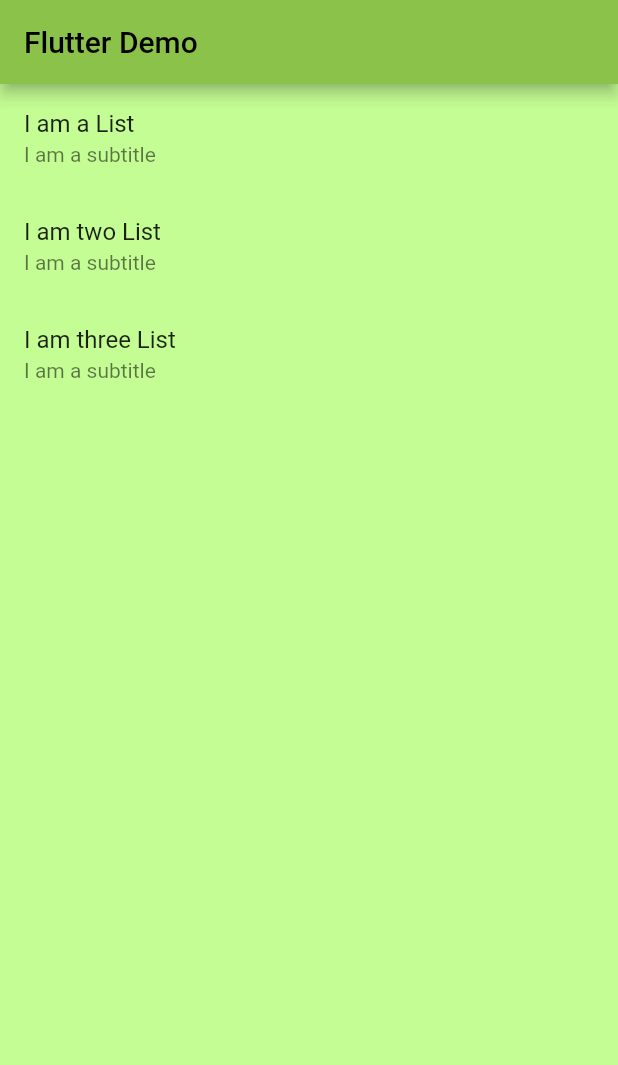
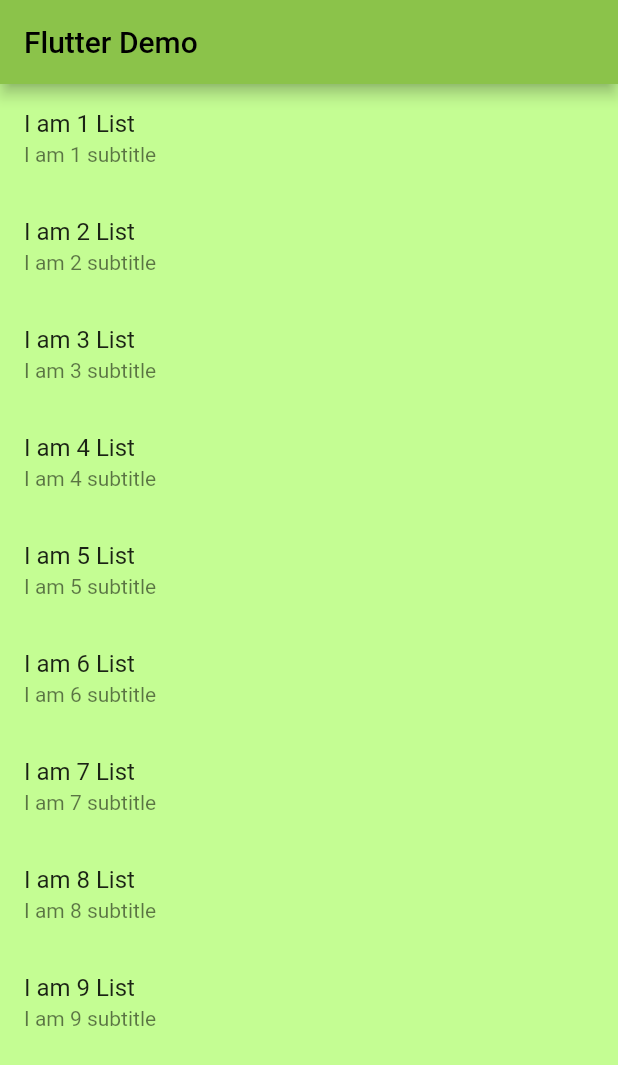
Before and after one commit to zhouqingwu/flutter_learn, a Flutter app: the screen it shows after launch, on a phone screen of 412 x 824 dp. Shown: the top 1065 px of the screen. Run offline on Flutter 3.47's test engine with Material 2 defaults, Android fonts, the phone set to English and light mode, and no system bars; generated files the repository leaves out were written again.

Commit message:
Loop add ListTile

```diff
--- a/lib/main.dart
+++ b/lib/main.dart
@@ -43,27 +43,24 @@ class MyApps extends StatelessWidget {
 class HomeContent extends StatelessWidget {
   const HomeContent({Key? key}) : super(key: key);
 
-  List<Widget> _getData() {
-    return const [
-      ListTile(
-        title: Text('I am a List'),
-        subtitle: Text('I am a subtitle'),
-      ),
-      ListTile(
-        title: Text('I am two List'),
-        subtitle: Text('I am a subtitle'),
-      ),
-      ListTile(
-        title: Text('I am three List'),
-        subtitle: Text('I am a subtitle'),
-      )
-    ];
+  List<Widget> _getData(int count) {
+    List<Widget> list = <Widget>[];
+    for (var i = 1; i <= count; i++) {
+      list.add(
+        ListTile(
+          title: Text('I am $i List'),
+          subtitle: Text('I am $i subtitle'),
+        ),
+      );
+    }
+
+    return list;
   }
 
   @override
   Widget build(BuildContext context) {
     return ListView(
-      children: _getData(),
+      children: _getData(9),
     );
   }
 }
```
